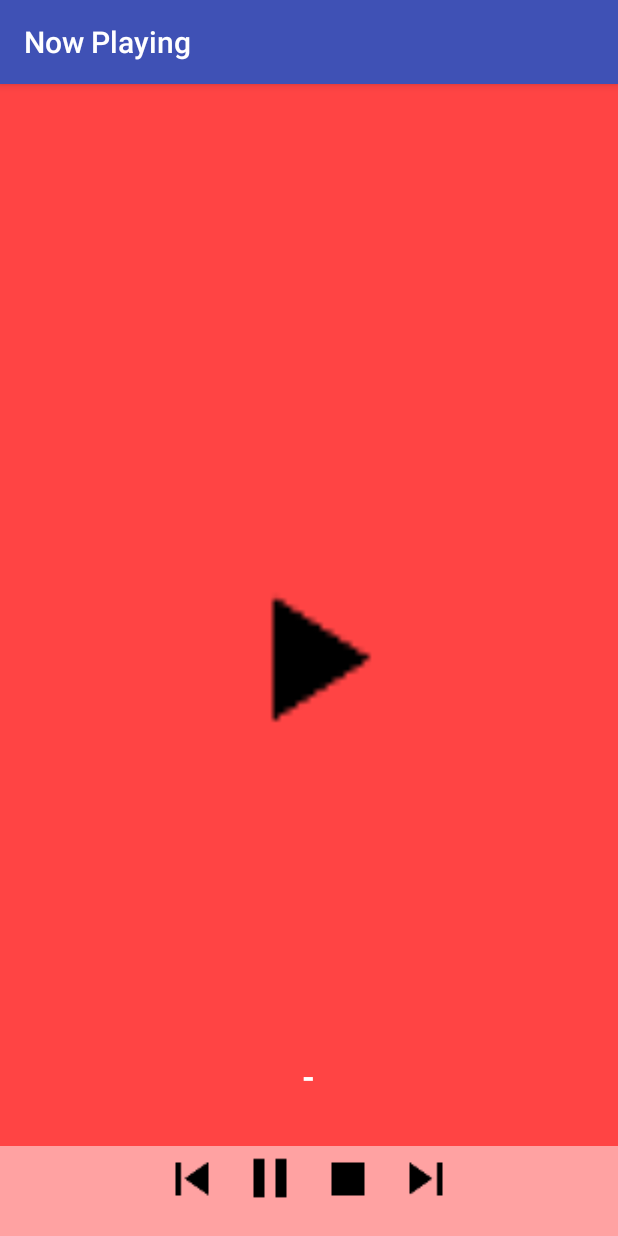
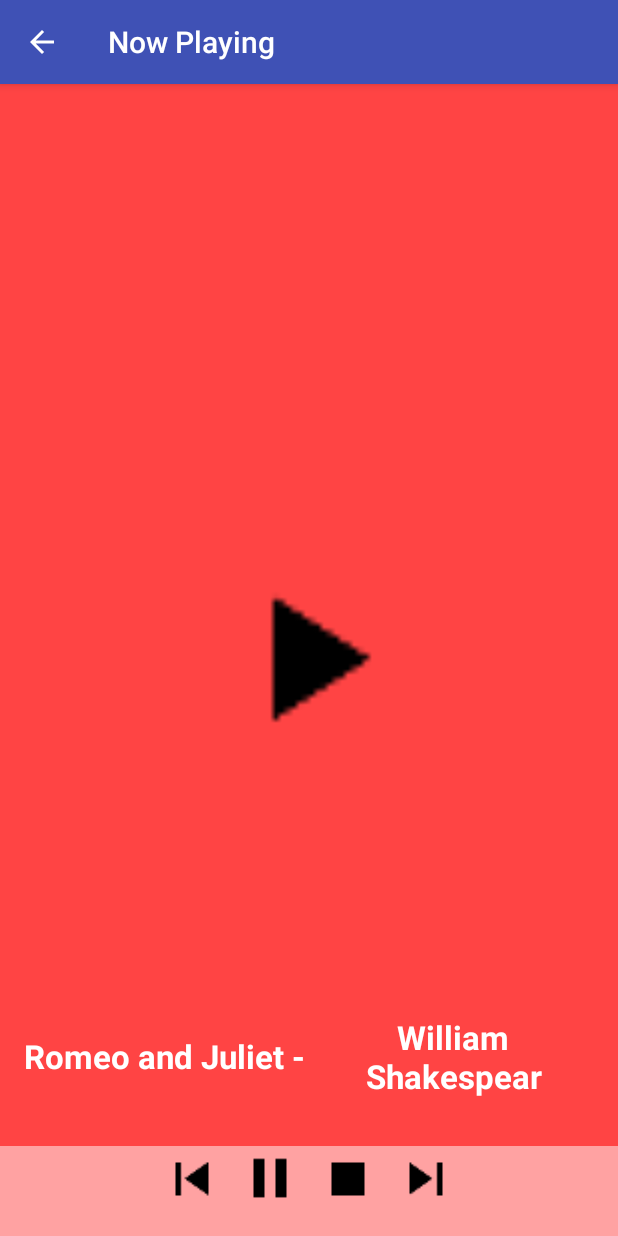
Before and after one commit to MattyPalka/TurboPlayer, an Android app: the BooksActivity screen opened directly, with no data from a screen before it, after a tap on "Romeo and Juliet", on a phone screen of 412 x 824 dp. Run offline under Robolectric (Android 15) with nearby library versions, the phone set to English and light mode, and no system bars.

Commit message:
Passing the track title and artist to now playing activity

```diff
--- a/app/src/main/AndroidManifest.xml
+++ b/app/src/main/AndroidManifest.xml
@@ -9,7 +9,8 @@
         android:roundIcon="@mipmap/ic_launcher_round"
         android:supportsRtl="true"
         android:theme="@style/AppTheme">
-        <activity android:name=".MainActivity">
+        <activity android:name=".MainActivity"
+            android:label="Turbo Player">
             <intent-filter>
                 <action android:name="android.intent.action.MAIN" />
 
@@ -34,7 +35,8 @@
             android:parentActivityName=".MainActivity" />
         <activity
             android:name=".NowPlayingActivity"
-            android:label="Now Playing" />
+            android:label="Now Playing"
+            android:parentActivityName=".MainActivity"/>
     </application>
 
 </manifest>
--- a/app/src/main/java/com/apps/palka/matt/turboplayer/AudioFile.java
+++ b/app/src/main/java/com/apps/palka/matt/turboplayer/AudioFile.java
@@ -58,5 +58,4 @@ public class AudioFile {
     public int getTrackCoverImgId(){
         return mTrackCoverImgId;
     }
-
 }
--- a/app/src/main/java/com/apps/palka/matt/turboplayer/AudioFileAdapter.java
+++ b/app/src/main/java/com/apps/palka/matt/turboplayer/AudioFileAdapter.java
@@ -21,7 +21,6 @@ public class AudioFileAdapter extends ArrayAdapter<AudioFile> {
 
     /** Resource ID for the background color of the list*/
     private int mColorResourceId;
-
 
     /**
      * This is our own custom constructor (it doesn't mirror a superclass constructor).
@@ -80,7 +79,6 @@ public class AudioFileAdapter extends ArrayAdapter<AudioFile> {
         // set the image to iconView
         iconView.setImageResource(currentAudioFile.getTrackCoverImgId());
 
-
         //set the theme color for the list view
         View textContainer = listItemView.findViewById(R.id.textContainer);
         //find the color it refers to
--- a/app/src/main/java/com/apps/palka/matt/turboplayer/BooksActivity.java
+++ b/app/src/main/java/com/apps/palka/matt/turboplayer/BooksActivity.java
@@ -19,13 +19,11 @@ public class BooksActivity extends AppCompatActivity {
         super.onCreate(savedInstanceState);
         setContentView(R.layout.list);
 
-        ArrayList<AudioFile> audioFiles = new ArrayList<>();
+        final ArrayList<AudioFile> audioFiles = new ArrayList<>();
 
         audioFiles.add(new AudioFile(R.string.chrismas_carol, R.string.charles_dickens));
         audioFiles.add(new AudioFile(R.string.troy, R.string.homer));
         audioFiles.add(new AudioFile(R.string.romeo_and_juliet, R.string.william_shakespear));
-
-
 
         AudioFileAdapter itemsAdapter = new AudioFileAdapter(this, audioFiles, R.color.categoryBooks);
 
@@ -36,9 +34,14 @@ public class BooksActivity extends AppCompatActivity {
         listView.setOnItemClickListener(new AdapterView.OnItemClickListener() {
             @Override
             public void onItemClick(AdapterView<?> adapterView, View view, int i, long l) {
+                /** Get access to items from Array list*/
+                AudioFile audioFile = audioFiles.get(i);
+
                 Intent intent = new Intent(getApplicationContext(), NowPlayingActivity.class);
                 Bundle extras = new Bundle();
                 extras.putInt("colorID", R.color.categoryBooks);
+                extras.putInt("trackTitleID", audioFile.getTrackTitleId());
+                extras.putInt("trackAuthorID", audioFile.getTrackAuthorId());
                 intent.putExtras(extras);
                 startActivity(intent);
             }
@@ -56,5 +59,4 @@ public class BooksActivity extends AppCompatActivity {
             }
         });
     }
-
 }
--- a/app/src/main/java/com/apps/palka/matt/turboplayer/NowPlayingActivity.java
+++ b/app/src/main/java/com/apps/palka/matt/turboplayer/NowPlayingActivity.java
@@ -3,18 +3,36 @@ package com.apps.palka.matt.turboplayer;
 import android.support.v7.app.AppCompatActivity;
 import android.os.Bundle;
 import android.widget.RelativeLayout;
+import android.widget.TextView;
+import android.widget.Toolbar;
 
 public class NowPlayingActivity extends AppCompatActivity {
     private int mColorResourceId;
+    private int mTrackTitleId;
+    private int mTrackAuthorId;
 
     @Override
     protected void onCreate(Bundle savedInstanceState) {
         super.onCreate(savedInstanceState);
         setContentView(R.layout.activity_now_playing);
-        int colorId = getIntent().getExtras().getInt("colorID");
-        mColorResourceId = colorId;
-        RelativeLayout background = (RelativeLayout) findViewById(R.id.nowPlayingScreen);
+        mColorResourceId= getIntent().getExtras().getInt("colorID");
+        mTrackTitleId = getIntent().getExtras().getInt("trackTitleID");
+        mTrackAuthorId = getIntent().getExtras().getInt("trackAuthorID");
+
+
+        /** sets background color according to audio category*/
+        RelativeLayout background = (RelativeLayout) findViewById(R.id.now_playing_screen);
         background.setBackgroundColor(getResources().getColor(mColorResourceId));
+
+        /** find track title TextView and set it accordining to clicked item*/
+        TextView titleTextView = (TextView) findViewById(R.id.playing_title);
+        titleTextView.setText(mTrackTitleId);
+
+        /** find track author TextView and set it according to clicked item*/
+        TextView authorTextView = (TextView) findViewById(R.id.playing_artist);
+        authorTextView.setText(mTrackAuthorId);
+
+
 
     }
 }
--- a/app/src/main/res/layout/activity_now_playing.xml
+++ b/app/src/main/res/layout/activity_now_playing.xml
@@ -2,7 +2,7 @@
 <RelativeLayout xmlns:android="http://schemas.android.com/apk/res/android"
     xmlns:app="http://schemas.android.com/apk/res-auto"
     xmlns:tools="http://schemas.android.com/tools"
-    android:id="@+id/nowPlayingScreen"
+    android:id="@+id/now_playing_screen"
     android:layout_width="match_parent"
     android:layout_height="match_parent"
     android:orientation="vertical"
@@ -17,68 +17,68 @@
         android:src="@drawable/ic_play_arrow_black_24dp" />
 
     <LinearLayout
-        android:id="@+id/nowPlayingText"
+        android:id="@+id/now_playing_text"
         android:layout_width="match_parent"
         android:layout_height="wrap_content"
-        android:layout_above="@id/buttonsContainer"
+        android:layout_above="@id/buttons_container"
         android:layout_margin="16dp"
         android:gravity="center"
         android:orientation="horizontal">
 
         <TextView
-            android:id="@+id/playingTitle"
-            style="@style/mainScreenText"
+            android:id="@+id/playing_title"
+            style="@style/main_screen_text"
             android:layout_width="wrap_content"
             android:layout_height="wrap_content"
             tools:text="End Game" />
 
         <TextView
-            style="@style/mainScreenText"
+            style="@style/main_screen_text"
             android:layout_width="wrap_content"
             android:layout_height="wrap_content"
             android:text=" - " />
 
         <TextView
-            android:id="@+id/playingArtist"
-            style="@style/mainScreenText"
+            android:id="@+id/playing_artist"
+            style="@style/main_screen_text"
             android:layout_width="wrap_content"
             android:layout_height="wrap_content"
             tools:text="Taylor Swift" />
     </LinearLayout>
 
     <LinearLayout
-        android:id="@+id/buttonsContainer"
+        android:id="@+id/buttons_container"
         android:layout_width="match_parent"
         android:layout_height="wrap_content"
         android:layout_alignParentBottom="true"
         android:layout_marginTop="16dp"
-        android:background="#80FFFFFF"
+        android:background="@color/transp_white"
         android:gravity="center"
         android:orientation="horizontal"
         android:paddingBottom="16dp">
 
         <ImageView
-            android:id="@+id/previousTrack"
+            android:id="@+id/previous_track"
             android:layout_width="44dp"
             android:layout_height="44dp"
             android:src="@drawable/ic_skip_previous_black_24dp" />
 
         <ImageView
-            android:id="@+id/pauseTrack"
+            android:id="@+id/pause_track"
             android:layout_width="44dp"
             android:layout_height="44dp"
             android:layout_marginLeft="8dp"
             android:src="@drawable/ic_pause_black_24dp" />
 
         <ImageView
-            android:id="@+id/stopTrack"
+            android:id="@+id/stop_track"
             android:layout_width="44dp"
             android:layout_height="44dp"
             android:layout_marginLeft="8dp"
             android:src="@drawable/ic_stop_black_24dp" />
 
         <ImageView
-            android:id="@+id/nextTrack"
+            android:id="@+id/next_track"
             android:layout_width="44dp"
             android:layout_height="44dp"
             android:layout_marginLeft="8dp"
--- a/app/src/main/res/layout/list_item.xml
+++ b/app/src/main/res/layout/list_item.xml
@@ -17,7 +17,6 @@
         tools:src="@drawable/ic_play_arrow_black_24dp" />
 
     <RelativeLayout
-
         android:layout_width="match_parent"
         android:layout_height="88dp"
         android:layout_alignParentBottom="true"
@@ -46,8 +45,5 @@
             android:textColor="@android:color/background_light"
             tools:text="Taylor Swift" />
 
-
     </RelativeLayout>
-
-
 </LinearLayout>
--- a/app/src/main/res/values/colors.xml
+++ b/app/src/main/res/values/colors.xml
@@ -7,4 +7,5 @@
     <color name="categoryPodcast">@android:color/holo_orange_light</color>
     <color name="categoryBooks">@android:color/holo_red_light</color>
     <color name="categoryMeditation">@android:color/holo_blue_light</color>
+    <color name="transp_white">#80FFFFFF</color>
 </resources>
--- a/app/src/main/res/values/styles.xml
+++ b/app/src/main/res/values/styles.xml
@@ -8,7 +8,7 @@
         <item name="colorAccent">@color/colorAccent</item>
     </style>
 
-    <style name="mainScreenText">
+    <style name="main_screen_text">
         <item name="android:layout_height">wrap_content</item>
         <item name="android:layout_width">match_parent</item>
         <item name="android:gravity">center</item>
```
Also changed, not shown: app/src/main/java/com/apps/palka/matt/turboplayer/MeditationActivity.java (+6 -1 lines), app/src/main/java/com/apps/palka/matt/turboplayer/MusicActivity.java (+6 -1 lines), app/src/main/java/com/apps/palka/matt/turboplayer/PodcastActivity.java (+6 -3 lines), app/src/main/res/layout/activity_main.xml (+4 -4 lines).
